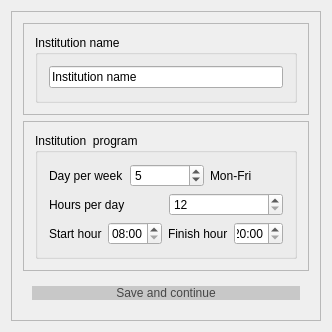
Above: Orar/OrarApp/InstitutionDetailsDialog.ui from alexandrutm/UnivTimetable before the change. Below: the same form after it.
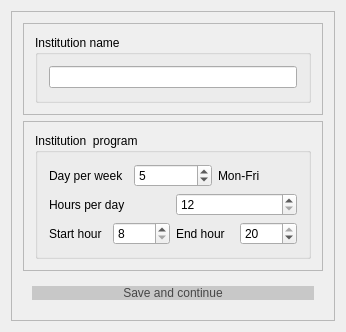
That is the form after the change. Icons and pictures are not drawn.

Patch:
```diff
--- a/Orar/OrarApp/InstitutionDetailsDialog.ui
+++ b/Orar/OrarApp/InstitutionDetailsDialog.ui
@@ -6,7 +6,7 @@
    <rect>
     <x>0</x>
     <y>0</y>
-    <width>328</width>
+    <width>346</width>
     <height>328</height>
    </rect>
   </property>
@@ -51,7 +51,7 @@
                 <item>
                  <widget class="QLineEdit" name="SchoolName">
                   <property name="text">
-                   <string>Institution name</string>
+                   <string/>
                   </property>
                  </widget>
                 </item>
@@ -133,35 +133,35 @@
                </widget>
               </item>
               <item>
-               <widget class="QSpinBox" name="mStartHour">
-                <property name="specialValueText">
-                 <string>08:00</string>
+               <widget class="QSpinBox" name="mStartTime">
+                <property name="minimum">
+                 <number>8</number>
                 </property>
                 <property name="maximum">
-                 <number>24</number>
+                 <number>20</number>
+                </property>
+                <property name="value">
+                 <number>8</number>
                 </property>
                </widget>
               </item>
               <item>
                <widget class="QLabel" name="label_4">
                 <property name="text">
-                 <string>Finish hour</string>
+                 <string>End hour</string>
                 </property>
                </widget>
               </item>
               <item>
-               <widget class="QSpinBox" name="mFinishHour">
-                <property name="minimumSize">
-                 <size>
-                  <width>40</width>
-                  <height>0</height>
-                 </size>
-                </property>
-                <property name="specialValueText">
-                 <string>20:00</string>
+               <widget class="QSpinBox" name="mEndTime">
+                <property name="minimum">
+                 <number>8</number>
                 </property>
                 <property name="maximum">
-                 <number>24</number>
+                 <number>20</number>
+                </property>
+                <property name="value">
+                 <number>20</number>
                 </property>
                </widget>
               </item>
```
